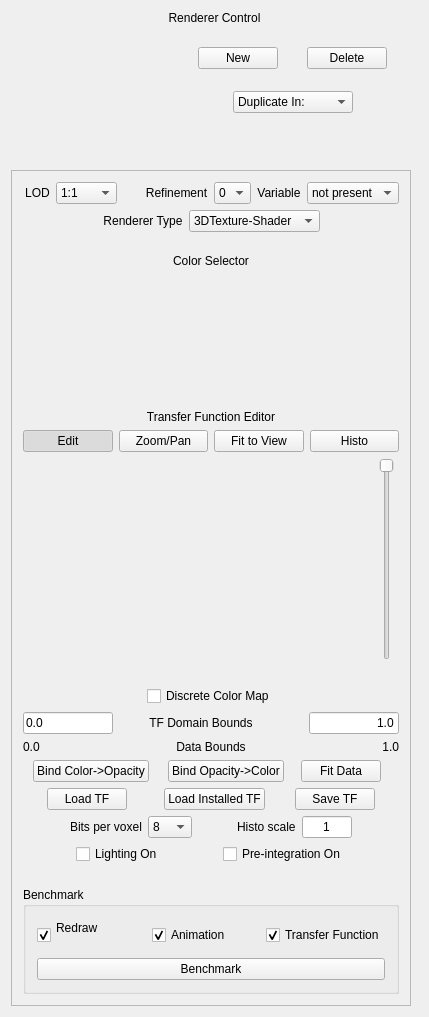
This is apps/vaporgui/guis/ui/dvr.ui in yyr/vapor as Qt 5 draws it before an edit. The edited form follows.
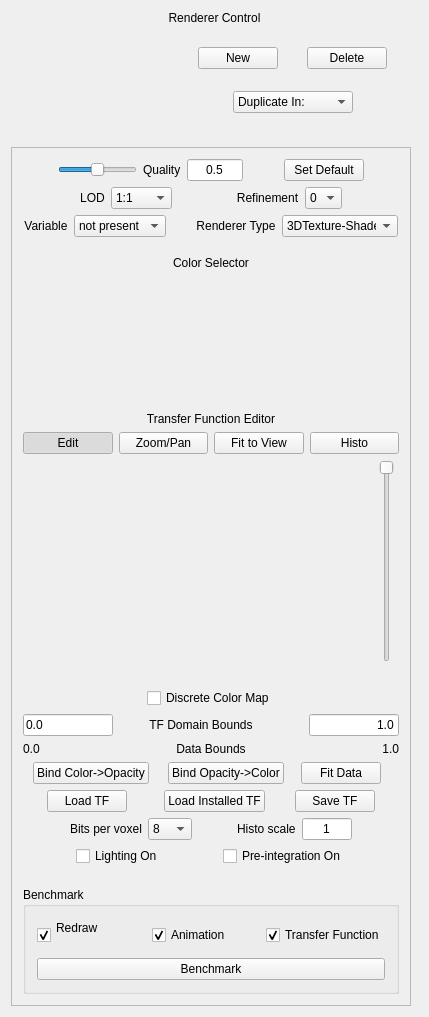
This is the edited form. Custom widgets are drawn as their Qt base class.

Commit message: Quality slider in dvr panel  Not completed yet.

The edit to the form file:
```diff
--- a/apps/vaporgui/guis/ui/dvr.ui
+++ b/apps/vaporgui/guis/ui/dvr.ui
@@ -250,9 +250,106 @@
         <item>
          <layout class="QVBoxLayout" name="verticalLayout_4">
           <item>
-           <layout class="QHBoxLayout" name="horizontalLayout_4">
+           <layout class="QVBoxLayout" name="verticalLayout_6">
             <item>
-             <spacer name="spacer50">
+             <layout class="QHBoxLayout" name="horizontalLayout_11">
+              <item>
+               <spacer name="horizontalSpacer_3">
+                <property name="orientation">
+                 <enum>Qt::Horizontal</enum>
+                </property>
+                <property name="sizeHint" stdset="0">
+                 <size>
+                  <width>40</width>
+                  <height>20</height>
+                 </size>
+                </property>
+               </spacer>
+              </item>
+              <item>
+               <widget class="QSlider" name="qualitySlider">
+                <property name="toolTip">
+                 <string>Quality settings determine refinement level and LOD</string>
+                </property>
+                <property name="maximum">
+                 <number>256</number>
+                </property>
+                <property name="value">
+                 <number>128</number>
+                </property>
+                <property name="orientation">
+                 <enum>Qt::Horizontal</enum>
+                </property>
+               </widget>
+              </item>
+              <item>
+               <widget class="QLabel" name="label_2">
+                <property name="text">
+                 <string>Quality</string>
+                </property>
+               </widget>
+              </item>
+              <item>
+               <widget class="QLineEdit" name="qualityEdit">
+                <property name="maximumSize">
+                 <size>
+                  <width>60</width>
+                  <height>16777215</height>
+                 </size>
+                </property>
+                <property name="toolTip">
+                 <string>Quality settings determine refinement level and LOD</string>
+                </property>
+                <property name="text">
+                 <string>0.5</string>
+                </property>
+                <property name="alignment">
+                 <set>Qt::AlignCenter</set>
+                </property>
+               </widget>
+              </item>
+              <item>
+               <spacer name="horizontalSpacer_4">
+                <property name="orientation">
+                 <enum>Qt::Horizontal</enum>
+                </property>
+                <property name="sizeHint" stdset="0">
+                 <size>
+                  <width>40</width>
+                  <height>20</height>
+                 </size>
+                </property>
+               </spacer>
+              </item>
+              <item>
+               <widget class="QPushButton" name="qualityDefaultButton">
+                <property name="toolTip">
+                 <string>Click to set default quality to current LOD and Refinement levels</string>
+                </property>
+                <property name="text">
+                 <string>Set Default</string>
+                </property>
+               </widget>
+              </item>
+              <item>
+               <spacer name="horizontalSpacer_5">
+                <property name="orientation">
+                 <enum>Qt::Horizontal</enum>
+                </property>
+                <property name="sizeHint" stdset="0">
+                 <size>
+                  <width>40</width>
+                  <height>20</height>
+                 </size>
+                </property>
+               </spacer>
+              </item>
+             </layout>
+            </item>
+            <item>
+             <layout class="QHBoxLayout" name="horizontalLayout_12">
+              <item>
+               <spacer name="spacer50_2">
               <property name="orientation">
                <enum>Qt::Horizontal</enum>
               </property>
@@ -268,7 +365,7 @@
              </spacer>
             </item>
             <item>
-             <widget class="QLabel" name="label">
+               <widget class="QLabel" name="label_3">
               <property name="text">
                <string>LOD</string>
               </property>
@@ -298,7 +395,7 @@
              </widget>
             </item>
             <item>
-             <spacer name="horizontalSpacer">
+               <spacer name="horizontalSpacer_6">
               <property name="orientation">
                <enum>Qt::Horizontal</enum>
               </property>
@@ -311,7 +408,7 @@
              </spacer>
             </item>
             <item>
-             <widget class="QLabel" name="textLabel1_9">
+               <widget class="QLabel" name="textLabel1_11">
               <property name="text">
                <string>Refinement</string>
               </property>
@@ -362,7 +459,7 @@
              </widget>
             </item>
             <item>
-             <spacer name="spacer49">
+               <spacer name="spacer49_2">
               <property name="orientation">
                <enum>Qt::Horizontal</enum>
               </property>
@@ -373,6 +470,28 @@
                <size>
                 <width>16</width>
                 <height>20</height>
+                 </size>
+                </property>
+               </spacer>
+              </item>
+             </layout>
+            </item>
+           </layout>
+          </item>
+          <item>
+           <layout class="QHBoxLayout" name="horizontalLayout_5">
+            <item>
+             <spacer name="spacer82">
+              <property name="orientation">
+               <enum>Qt::Horizontal</enum>
+              </property>
+              <property name="sizeType">
+               <enum>QSizePolicy::Expanding</enum>
+              </property>
+              <property name="sizeHint" stdset="0">
+               <size>
+                <width>16</width>
+                <height>21</height>
                </size>
               </property>
              </spacer>
@@ -433,37 +552,14 @@
              </widget>
             </item>
             <item>
-             <spacer name="spacer51">
+             <spacer name="horizontalSpacer_2">
               <property name="orientation">
                <enum>Qt::Horizontal</enum>
               </property>
-              <property name="sizeType">
-               <enum>QSizePolicy::Expanding</enum>
-              </property>
               <property name="sizeHint" stdset="0">
                <size>
-                <width>18</width>
-                <height>21</height>
-               </size>
-              </property>
-             </spacer>
-            </item>
-           </layout>
-          </item>
-          <item>
-           <layout class="QHBoxLayout" name="horizontalLayout_5">
-            <item>
-             <spacer name="spacer82">
-              <property name="orientation">
-               <enum>Qt::Horizontal</enum>
-              </property>
-              <property name="sizeType">
-               <enum>QSizePolicy::Expanding</enum>
-              </property>
-              <property name="sizeHint" stdset="0">
-               <size>
-                <width>16</width>
-                <height>21</height>
+                <width>40</width>
+                <height>20</height>
                </size>
               </property>
              </spacer>
```
Lines whose indentation alone changed are shown as unchanged. The commit also changes 10 other files.
